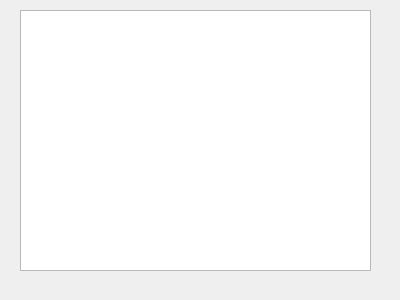
PatatesIDracs/Colorines-Programming, file JopeEditor/hierarchy.ui: the form before one commit.
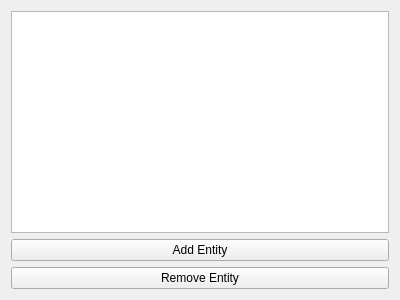
The form after the commit.

The edit to the form file:
```diff
--- a/JopeEditor/hierarchy.ui
+++ b/JopeEditor/hierarchy.ui
@@ -13,16 +13,29 @@
   <property name="windowTitle">
    <string>Form</string>
   </property>
-  <widget class="QListView" name="listView">
-   <property name="geometry">
-    <rect>
-     <x>20</x>
-     <y>10</y>
-     <width>351</width>
-     <height>261</height>
-    </rect>
-   </property>
-  </widget>
+  <layout class="QVBoxLayout" name="verticalLayout">
+   <item>
+    <widget class="QListView" name="hierarchy_view">
+     <property name="flow">
+      <enum>QListView::LeftToRight</enum>
+     </property>
+    </widget>
+   </item>
+   <item>
+    <widget class="QPushButton" name="button_addEntity">
+     <property name="text">
+      <string>Add Entity</string>
+     </property>
+    </widget>
+   </item>
+   <item>
+    <widget class="QPushButton" name="button_removeEntity">
+     <property name="text">
+      <string>Remove Entity</string>
+     </property>
+    </widget>
+   </item>
+  </layout>
  </widget>
  <resources/>
  <connections/>
```
